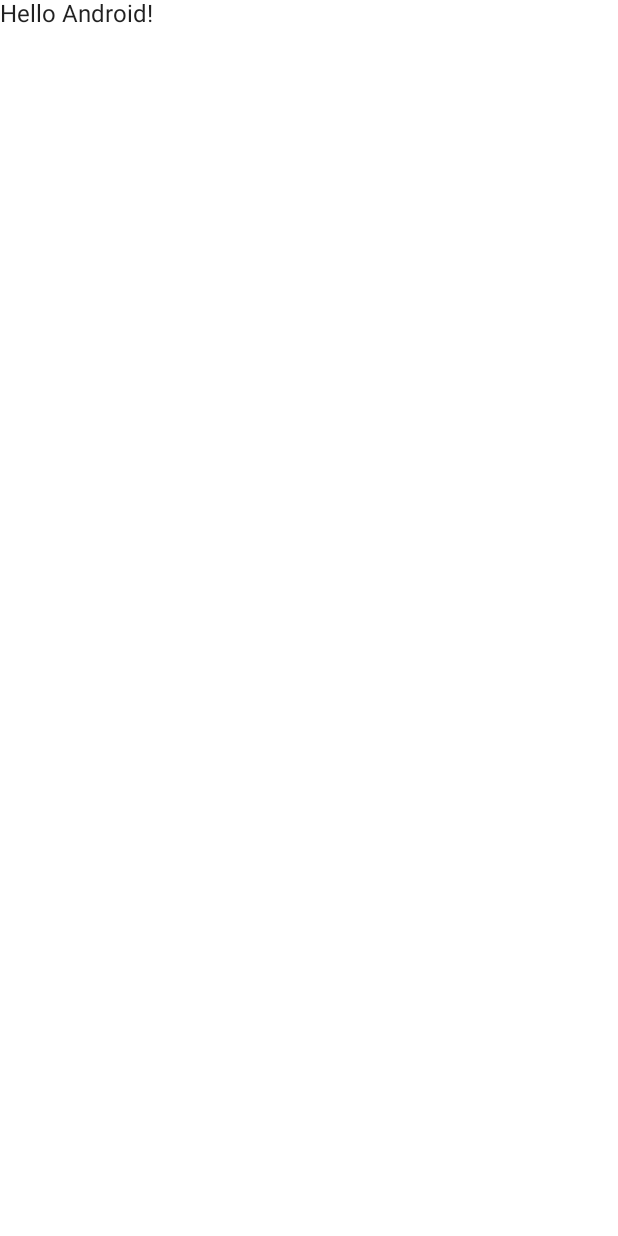
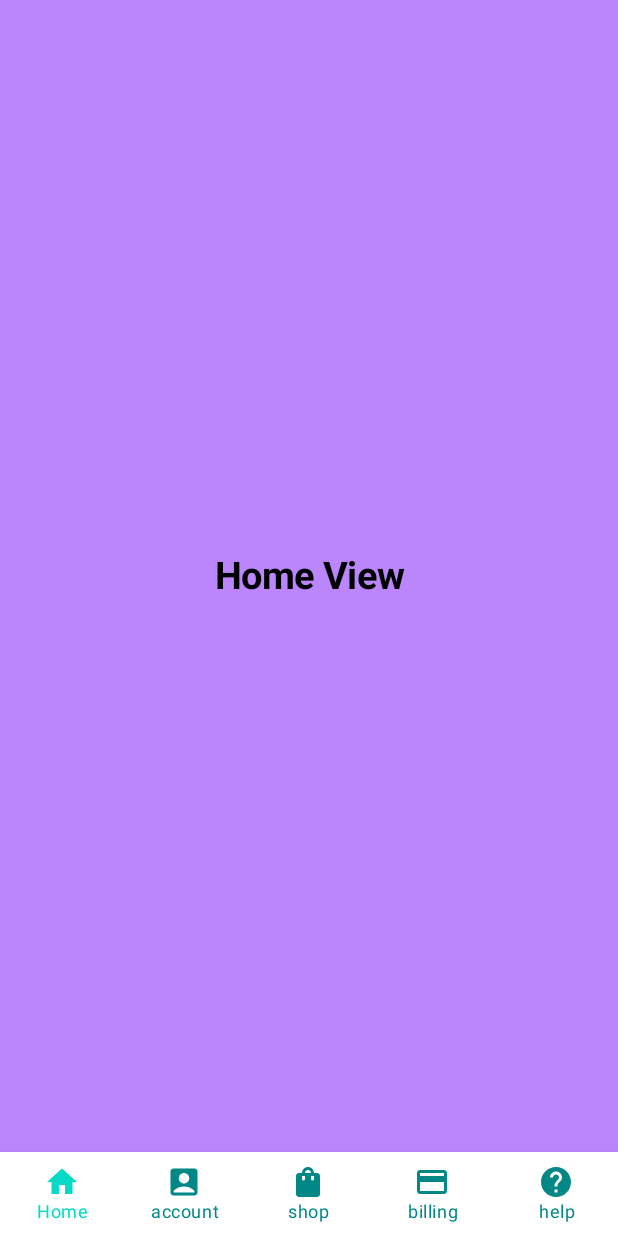
Before and after one commit to annierash/POC_firebase, an Android app built with Jetpack Compose: the screen it shows after launch (MainActivity), on a phone screen of 412 x 824 dp. Before the commit the screen is almost empty. Run offline under Robolectric (Android 15) with nearby library versions, the phone set to English and light mode, and no system bars.

```diff
--- a/app/build.gradle
+++ b/app/build.gradle
@@ -27,8 +27,8 @@ android {
         }
     }
     compileOptions {
-        sourceCompatibility JavaVersion.VERSION_1_8
-        targetCompatibility JavaVersion.VERSION_1_8
+        sourceCompatibility JavaVersion.VERSION_11
+        targetCompatibility JavaVersion.VERSION_11
     }
     kotlinOptions {
         jvmTarget = '1.8'
@@ -60,4 +60,5 @@ dependencies {
     androidTestImplementation "androidx.compose.ui:ui-test-junit4:$compose_ui_version"
     debugImplementation "androidx.compose.ui:ui-tooling:$compose_ui_version"
     debugImplementation "androidx.compose.ui:ui-test-manifest:$compose_ui_version"
+    implementation 'androidx.navigation:navigation-compose:2.5.0'
 }
--- a/app/src/main/java/co/instil/poc_firebase/ContentScreens.kt
+++ b/app/src/main/java/co/instil/poc_firebase/ContentScreens.kt
@@ -14,7 +14,7 @@ import androidx.compose.ui.text.style.TextAlign
 import androidx.compose.ui.unit.sp
 
 class ContentScreens {
-
+}
     @Composable
     fun HomeScreen() {
         Column(
@@ -108,4 +108,3 @@ class ContentScreens {
             )
         }
     }
-}
--- a/app/src/main/java/co/instil/poc_firebase/MainActivity.kt
+++ b/app/src/main/java/co/instil/poc_firebase/MainActivity.kt
@@ -3,13 +3,21 @@ package co.instil.poc_firebase
 import android.os.Bundle
 import androidx.activity.ComponentActivity
 import androidx.activity.compose.setContent
+import androidx.compose.foundation.layout.Box
 import androidx.compose.foundation.layout.fillMaxSize
-import androidx.compose.material.MaterialTheme
-import androidx.compose.material.Surface
-import androidx.compose.material.Text
+import androidx.compose.foundation.layout.padding
+import androidx.compose.material.*
 import androidx.compose.runtime.Composable
+import androidx.compose.runtime.getValue
 import androidx.compose.ui.Modifier
-import androidx.compose.ui.tooling.preview.Preview
+import androidx.compose.ui.res.colorResource
+import androidx.compose.ui.res.painterResource
+import androidx.navigation.NavController
+import androidx.navigation.NavHostController
+import androidx.navigation.compose.NavHost
+import androidx.navigation.compose.composable
+import androidx.navigation.compose.currentBackStackEntryAsState
+import androidx.navigation.compose.rememberNavController
 import co.instil.poc_firebase.ui.theme.POC_FirebaseTheme
 
 class MainActivity : ComponentActivity() {
@@ -22,7 +30,7 @@ class MainActivity : ComponentActivity() {
                     modifier = Modifier.fillMaxSize(),
                     color = MaterialTheme.colors.background
                 ) {
-                    Greeting("Android")
+                    MainScreen()
                 }
             }
         }
@@ -30,14 +38,80 @@ class MainActivity : ComponentActivity() {
 }
 
 @Composable
-fun Greeting(name: String) {
-    Text(text = "Hello $name!")
+fun MainScreen(modifier: Modifier = Modifier) {
+    val navController = rememberNavController()
+    Scaffold(
+        bottomBar = { BottomNavigationBar(navController) },
+        content = { padding ->
+            Box(modifier = Modifier.padding(padding)) {
+                Navigation(navController = navController)
+            }
+        },
+        backgroundColor = colorResource(id = R.color.purple_200)
+    )
+
 }
 
-@Preview(showBackground = true)
 @Composable
-fun DefaultPreview() {
-    POC_FirebaseTheme {
-        Greeting("Android")
+fun Navigation(navController: NavHostController) {
+    NavHost(navController = navController, startDestination = NavigationItem.Home.route) {
+        composable(NavigationItem.Home.route) {
+            HomeScreen()
+        }
+        composable(NavigationItem.Account.route) {
+            AccountScreen()
+        }
+        composable(NavigationItem.Shop.route) {
+            ShopScreen()
+        }
+        composable(NavigationItem.Billing.route) {
+            BillingScreen()
+        }
+        composable(NavigationItem.Help.route) {
+            HelpScreen()
+        }
     }
 }
+
+@Composable
+fun BottomNavigationBar(navController: NavController) {
+    val items = listOf(
+        NavigationItem.Home,
+        NavigationItem.Account,
+        NavigationItem.Shop,
+        NavigationItem.Billing,
+        NavigationItem.Help
+    )
+    BottomNavigation(
+        backgroundColor = colorResource(id = R.color.white),
+        contentColor = colorResource(id = R.color.purple_700)
+    ) {
+        val navBackStackEntry by navController.currentBackStackEntryAsState()
+        val currentRoute = navBackStackEntry?.destination?.route
+        items.forEach { item ->
+            BottomNavigationItem(
+                icon = {
+                    Icon(
+                        painterResource(id = item.icon),
+                        contentDescription = item.title
+                    )
+                },
+                label = { Text(text = item.title) },
+                selectedContentColor = colorResource(id = R.color.teal_200),
+                unselectedContentColor = colorResource(id = R.color.teal_700),
+                selected = currentRoute == item.route,
+                onClick = {
+                    navController.navigate(item.route) {
+                        navController.graph.startDestinationRoute?.let { route ->
+                            popUpTo(route) {
+                                saveState = true
+                            }
+                        }
+                        launchSingleTop = true
+                        restoreState = true
+                    }
+                }
+            )
+        }
+    }
+}
```
